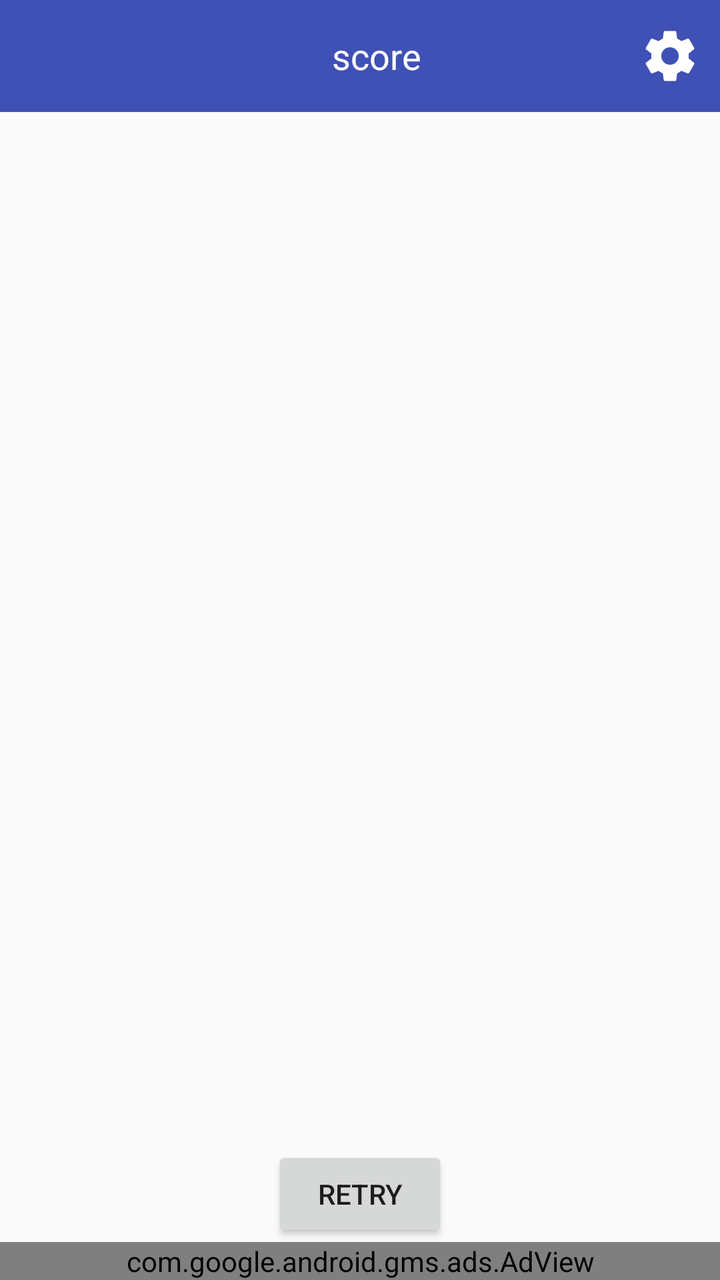
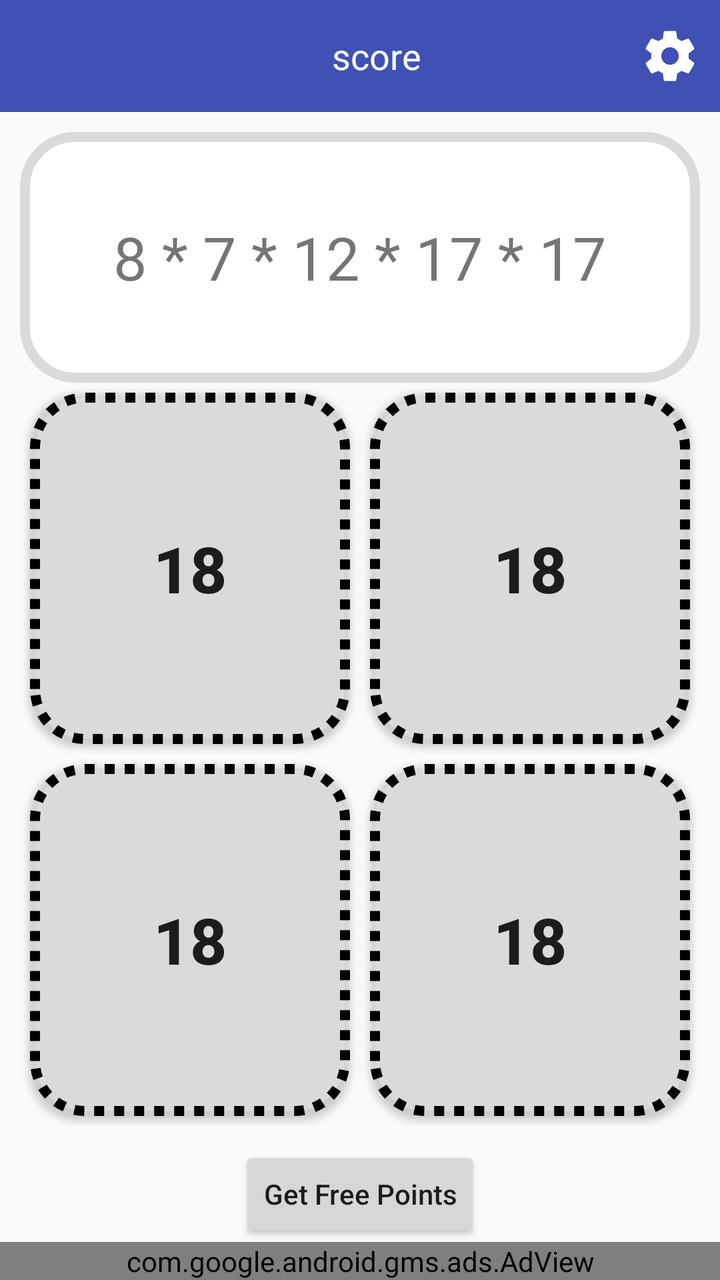

Screens rendered from an Android XML layout before and after an edit, with the pre-edit source and the edit as a unified diff.
<!-- AndroidManifest.xml: application theme AppTheme -->
<!-- res/layout/activity_main.xml -->
<?xml version="1.0" encoding="utf-8"?>
<RelativeLayout xmlns:android="http://schemas.android.com/apk/res/android"
    xmlns:app="http://schemas.android.com/apk/res-auto"
    xmlns:tools="http://schemas.android.com/tools"
    android:layout_width="match_parent"
    android:layout_height="match_parent">

    <android.support.v7.widget.Toolbar
        android:id="@+id/main_toolbar"
        android:layout_width="match_parent"
        android:layout_height="wrap_content"
        android:layout_alignParentTop="true"
        android:background="@color/colorPrimary">

        <RelativeLayout

            android:layout_width="match_parent"
            android:layout_height="match_parent">

            <TextView
                android:id="@+id/main_tv_score"
                android:layout_width="wrap_content"
                android:layout_height="wrap_content"
                android:layout_alignParentTop="true"
                android:layout_centerHorizontal="true"
                android:layout_centerVertical="true"
                android:gravity="center_horizontal"
                android:text="score"
                android:textColor="@color/colorWhite"
                android:textSize="18sp" />

            <ImageView
                android:id="@+id/main_iv_setting"
                android:layout_width="50dp"
                android:layout_height="50dp"
                android:layout_alignParentEnd="true"
                android:layout_centerVertical="true"
                android:padding="10dp"
                android:src="@drawable/ic_settings_black_24dp" />
        </RelativeLayout>
    </android.support.v7.widget.Toolbar>


    <Button
        android:id="@+id/main_btn_to_quiz"
        android:layout_width="wrap_content"
        android:layout_height="wrap_content"
        android:layout_above="@id/adView"
        android:layout_centerHorizontal="true"
        android:text="retry" />

    <com.google.android.gms.ads.AdView xmlns:ads="http://schemas.android.com/apk/res-auto"
        android:id="@+id/adView"
        android:layout_width="match_parent"
        android:layout_height="wrap_content"
        android:layout_alignParentBottom="true"
        android:layout_centerHorizontal="true"
        ads:adSize="SMART_BANNER"
        ads:adUnitId="ca-app-pub-3940256099942544/6300978111" />
</RelativeLayout>
<!-- resources referenced by this layout -->
<resources>
  <color name="colorPrimary">#3F51B5</color>
  <color name="colorWhite">#FFF</color>
  <!-- drawable ic_settings_black_24dp (drawable) -->
  <vector xmlns:android="http://schemas.android.com/apk/res/android"
          android:width="24dp"
          android:height="24dp"
          android:viewportWidth="24.0"
          android:viewportHeight="24.0">
      <path
          android:fillColor="#FFFFFFFF"
          android:pathData="M19.43,12.98c0.04,-0.32 0.07,-0.64 0.07,-0.98s-0.03,-0.66 -0.07,-0.98l2.11,-1.65c0.19,-0.15 0.24,-0.42 0.12,-0.64l-2,-3.46c-0.12,-0.22 -0.39,-0.3 -0.61,-0.22l-2.49,1c-0.52,-0.4 -1.08,-0.73 -1.69,-0.98l-0.38,-2.65C14.46,2.18 14.25,2 14,2h-4c-0.25,0 -0.46,0.18 -0.49,0.42l-0.38,2.65c-0.61,0.25 -1.17,0.59 -1.69,0.98l-2.49,-1c-0.23,-0.09 -0.49,0 -0.61,0.22l-2,3.46c-0.13,0.22 -0.07,0.49 0.12,0.64l2.11,1.65c-0.04,0.32 -0.07,0.65 -0.07,0.98s0.03,0.66 0.07,0.98l-2.11,1.65c-0.19,0.15 -0.24,0.42 -0.12,0.64l2,3.46c0.12,0.22 0.39,0.3 0.61,0.22l2.49,-1c0.52,0.4 1.08,0.73 1.69,0.98l0.38,2.65c0.03,0.24 0.24,0.42 0.49,0.42h4c0.25,0 0.46,-0.18 0.49,-0.42l0.38,-2.65c0.61,-0.25 1.17,-0.59 1.69,-0.98l2.49,1c0.23,0.09 0.49,0 0.61,-0.22l2,-3.46c0.12,-0.22 0.07,-0.49 -0.12,-0.64l-2.11,-1.65zM12,15.5c-1.93,0 -3.5,-1.57 -3.5,-3.5s1.57,-3.5 3.5,-3.5 3.5,1.57 3.5,3.5 -1.57,3.5 -3.5,3.5z"/>
  </vector>
  <style name="AppTheme" parent="Theme.AppCompat.Light.DarkActionBar">
          
          <item name="colorPrimary">@color/colorPrimary</item>
          <item name="colorPrimaryDark">@color/colorPrimaryDark</item>
          <item name="colorAccent">@color/colorAccent</item>
      </style>
  <color name="colorPrimaryDark">#303F9F</color>
  <color name="colorAccent">#FF4081</color>
</resources>

<!-- the commit's change to res/layout/activity_main.xml (unified diff, before → after) -->
@@ -40,6 +40,78 @@
         </RelativeLayout>
     </android.support.v7.widget.Toolbar>
 
+    <LinearLayout
+        android:layout_width="match_parent"
+        android:layout_height="match_parent"
+        android:layout_above="@id/main_btn_to_quiz"
+        android:layout_below="@id/main_toolbar"
+        android:orientation="vertical"
+        android:padding="10dp">
+
+        <TextView
+            android:layout_width="match_parent"
+            android:layout_height="wrap_content"
+            android:layout_weight="1"
+            android:background="@drawable/question_background"
+            android:gravity="center"
+            android:text="8 * 7 * 12 * 17 * 17"
+            android:textSize="30sp" />
+
+        <LinearLayout
+            android:layout_width="match_parent"
+            android:layout_height="wrap_content"
+            android:layout_weight="1.5"
+            android:orientation="horizontal"
+            android:weightSum="2">
+
+            <Button
+                android:layout_width="0dp"
+                android:layout_height="match_parent"
+                android:layout_margin="5dp"
+                android:layout_weight="1"
+                android:background="@drawable/answers_bacground"
+                android:text="18"
+                android:textSize="32sp"
+                android:textStyle="bold" />
+
+            <Button
+                android:layout_width="0dp"
+                android:layout_height="match_parent"
+                android:layout_margin="5dp"
+                android:layout_weight="1"
+                android:background="@drawable/answers_bacground"
+                android:text="18"
+                android:textSize="32sp"
+                android:textStyle="bold" />
+        </LinearLayout>
+
+        <LinearLayout
+            android:layout_width="match_parent"
+            android:layout_height="wrap_content"
+            android:layout_weight="1.5"
+            android:orientation="horizontal">
+
+            <Button
+                android:layout_width="0dp"
+                android:layout_height="match_parent"
+                android:layout_margin="5dp"
+                android:layout_weight="1"
+                android:background="@drawable/answers_bacground"
+                android:text="18"
+                android:textSize="32sp"
+                android:textStyle="bold" />
+
+            <Button
+                android:layout_width="0dp"
+                android:layout_height="match_parent"
+                android:layout_margin="5dp"
+                android:layout_weight="1"
+                android:background="@drawable/answers_bacground"
+                android:text="18"
+                android:textSize="32sp"
+                android:textStyle="bold" />
+        </LinearLayout>
+    </LinearLayout>
 
     <Button
         android:id="@+id/main_btn_to_quiz"
@@ -47,7 +119,8 @@
         android:layout_height="wrap_content"
         android:layout_above="@id/adView"
         android:layout_centerHorizontal="true"
-        android:text="retry" />
+        android:text="Get Free Points"
+        android:textAllCaps="false" />
 
     <com.google.android.gms.ads.AdView xmlns:ads="http://schemas.android.com/apk/res-auto"
         android:id="@+id/adView"
<!-- resource entries referenced after the edit -->
@@ -2,6 +2,16 @@
 <resources>
   <color name="colorPrimary">#3F51B5</color>
   <color name="colorWhite">#FFF</color>
+  <!-- drawable answers_bacground (drawable) -->
+  <?xml version="1.0" encoding="utf-8"?>
+  <shape xmlns:android="http://schemas.android.com/apk/res/android">
+      <corners android:radius="25dp" />
+      <solid android:color="@color/colorGray"/>
+      <stroke
+          android:width="5dp"
+          android:dashGap="5dp"
+          android:dashWidth="5dp" />
+  </shape>
   <!-- drawable ic_settings_black_24dp (drawable) -->
   <vector xmlns:android="http://schemas.android.com/apk/res/android"
           android:width="24dp"
@@ -12,12 +22,22 @@
           android:fillColor="#FFFFFFFF"
           android:pathData="M19.43,12.98c0.04,-0.32 0.07,-0.64 0.07,-0.98s-0.03,-0.66 -0.07,-0.98l2.11,-1.65c0.19,-0.15 0.24,-0.42 0.12,-0.64l-2,-3.46c-0.12,-0.22 -0.39,-0.3 -0.61,-0.22l-2.49,1c-0.52,-0.4 -1.08,-0.73 -1.69,-0.98l-0.38,-2.65C14.46,2.18 14.25,2 14,2h-4c-0.25,0 -0.46,0.18 -0.49,0.42l-0.38,2.65c-0.61,0.25 -1.17,0.59 -1.69,0.98l-2.49,-1c-0.23,-0.09 -0.49,0 -0.61,0.22l-2,3.46c-0.13,0.22 -0.07,0.49 0.12,0.64l2.11,1.65c-0.04,0.32 -0.07,0.65 -0.07,0.98s0.03,0.66 0.07,0.98l-2.11,1.65c-0.19,0.15 -0.24,0.42 -0.12,0.64l2,3.46c0.12,0.22 0.39,0.3 0.61,0.22l2.49,-1c0.52,0.4 1.08,0.73 1.69,0.98l0.38,2.65c0.03,0.24 0.24,0.42 0.49,0.42h4c0.25,0 0.46,-0.18 0.49,-0.42l0.38,-2.65c0.61,-0.25 1.17,-0.59 1.69,-0.98l2.49,1c0.23,0.09 0.49,0 0.61,-0.22l2,-3.46c0.12,-0.22 0.07,-0.49 -0.12,-0.64l-2.11,-1.65zM12,15.5c-1.93,0 -3.5,-1.57 -3.5,-3.5s1.57,-3.5 3.5,-3.5 3.5,1.57 3.5,3.5 -1.57,3.5 -3.5,3.5z"/>
   </vector>
+  <!-- drawable question_background (drawable) -->
+  <?xml version="1.0" encoding="utf-8"?>
+  <shape xmlns:android="http://schemas.android.com/apk/res/android">
+      <solid android:color="@color/colorWhite" />
+      <corners android:radius="25dp" />
+      <stroke
+          android:width="5dp"
+          android:color="@color/colorGray" />
+  </shape>
   <style name="AppTheme" parent="Theme.AppCompat.Light.DarkActionBar">
           
           <item name="colorPrimary">@color/colorPrimary</item>
           <item name="colorPrimaryDark">@color/colorPrimaryDark</item>
           <item name="colorAccent">@color/colorAccent</item>
       </style>
+  <color name="colorGray">#dadada</color>
   <color name="colorPrimaryDark">#303F9F</color>
   <color name="colorAccent">#FF4081</color>
 </resources>
